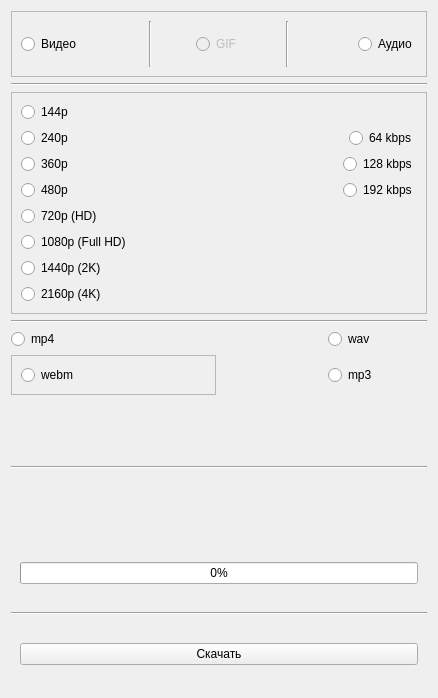
First picture: the form in formats.ui, repository xvideosman228/YoutubeVideoDownloader, before the edit.
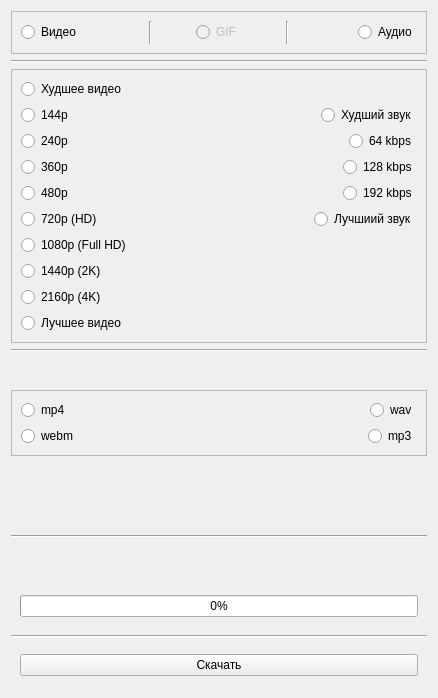
Second picture: the form after the edit.

Commit message: Добавлен формат Лучшее/худшее аудио/видео

```diff
--- a/formats.ui
+++ b/formats.ui
@@ -14,33 +14,13 @@
    <string>Форматы</string>
   </property>
   <layout class="QGridLayout" name="gridLayout">
-   <item row="6" column="0" rowspan="2" colspan="4">
+   <item row="7" column="0" rowspan="2" colspan="4">
     <widget class="Line" name="line">
      <property name="orientation">
       <enum>Qt::Orientation::Horizontal</enum>
      </property>
     </widget>
    </item>
-   <item row="5" column="3">
-    <widget class="QRadioButton" name="radioMP3">
-     <property name="text">
-      <string>mp3</string>
-     </property>
-    </widget>
-   </item>
-   <item row="12" column="0" colspan="4">
-    <widget class="QWidget" name="widget_4" native="true">
-     <layout class="QGridLayout" name="gridLayout_3">
-      <item row="0" column="0">
-       <widget class="QPushButton" name="downloadButton">
-        <property name="text">
-         <string>Скачать</string>
-        </property>
-       </widget>
-      </item>
-     </layout>
-    </widget>
-   </item>
    <item row="0" column="0" colspan="4">
     <widget class="QFrame" name="typeFrame">
      <property name="frameShape">
@@ -109,39 +89,19 @@
      </layout>
     </widget>
    </item>
-   <item row="5" column="0" colspan="2">
-    <widget class="QFrame" name="formatFrame">
-     <property name="frameShape">
-      <enum>QFrame::Shape::StyledPanel</enum>
-     </property>
-     <property name="frameShadow">
-      <enum>QFrame::Shadow::Raised</enum>
-     </property>
-     <layout class="QGridLayout" name="gridLayout">
-      <item row="0" column="0">
-       <widget class="QRadioButton" name="radioWEBM">
-        <property name="text">
-         <string>webm</string>
+   <item row="10" column="0" colspan="4">
+    <widget class="QWidget" name="widget" native="true">
+     <layout class="QGridLayout" name="gridLayout_2">
+      <item row="0" column="0" alignment="Qt::AlignmentFlag::AlignTop">
+       <widget class="QProgressBar" name="progressBar">
+        <property name="value">
+         <number>0</number>
         </property>
        </widget>
       </item>
      </layout>
     </widget>
    </item>
-   <item row="3" column="0" colspan="4">
-    <widget class="Line" name="line_3">
-     <property name="orientation">
-      <enum>Qt::Orientation::Horizontal</enum>
-     </property>
-    </widget>
-   </item>
-   <item row="4" column="0">
-    <widget class="QRadioButton" name="radioMP4">
-     <property name="text">
-      <string>mp4</string>
-     </property>
-    </widget>
-   </item>
    <item row="2" column="0" colspan="4">
     <widget class="QFrame" name="qualityFrame">
      <property name="frameShape">
@@ -151,93 +111,141 @@
       <enum>QFrame::Shadow::Raised</enum>
      </property>
      <layout class="QGridLayout" name="gridLayout_4">
-      <item row="14" column="0">
-       <widget class="QRadioButton" name="radio1440">
+      <item row="12" column="0">
+       <widget class="QRadioButton" name="radio480">
         <property name="text">
-         <string>1440p (2K)</string>
+         <string>480p</string>
+        </property>
+       </widget>
+      </item>
+      <item row="11" column="1" alignment="Qt::AlignmentFlag::AlignRight">
+       <widget class="QRadioButton" name="audioRadio128">
+        <property name="text">
+         <string>128 kbps</string>
+        </property>
+       </widget>
+      </item>
+      <item row="2" column="1" alignment="Qt::AlignmentFlag::AlignRight">
+       <widget class="QRadioButton" name="worstAudio">
+        <property name="text">
+         <string>Худший звук</string>
+        </property>
+       </widget>
+      </item>
+      <item row="3" column="1" alignment="Qt::AlignmentFlag::AlignRight">
+       <widget class="QRadioButton" name="audioRadio64">
+        <property name="text">
+         <string>64 kbps</string>
+        </property>
+       </widget>
+      </item>
+      <item row="19" column="0">
+       <widget class="QRadioButton" name="bestVideo">
+        <property name="text">
+         <string>Лучшее видео</string>
         </property>
        </widget>
       </item>
       <item row="11" column="0">
-       <widget class="QRadioButton" name="radio720">
-        <property name="text">
-         <string>720p (HD)</string>
-        </property>
-       </widget>
-      </item>
-      <item row="9" column="0">
        <widget class="QRadioButton" name="radio360">
         <property name="text">
          <string>360p</string>
         </property>
        </widget>
       </item>
-      <item row="10" column="0">
-       <widget class="QRadioButton" name="radio480">
+      <item row="17" column="0">
+       <widget class="QRadioButton" name="radio1440">
         <property name="text">
-         <string>480p</string>
+         <string>1440p (2K)</string>
+        </property>
+       </widget>
+      </item>
+      <item row="16" column="0">
+       <widget class="QRadioButton" name="radio1080">
+        <property name="text">
+         <string>1080p (Full HD)</string>
         </property>
        </widget>
       </item>
       <item row="0" column="0">
-       <widget class="QRadioButton" name="radio144">
+       <widget class="QRadioButton" name="worstVideo">
         <property name="text">
-         <string>144p</string>
+         <string>Худшее видео</string>
         </property>
        </widget>
       </item>
-      <item row="10" column="1" alignment="Qt::AlignmentFlag::AlignRight">
+      <item row="12" column="1" alignment="Qt::AlignmentFlag::AlignRight">
        <widget class="QRadioButton" name="audioRadio192">
         <property name="text">
          <string>192 kbps</string>
         </property>
        </widget>
       </item>
-      <item row="1" column="0">
-       <widget class="QRadioButton" name="radio240">
-        <property name="text">
-         <string>240p</string>
-        </property>
-       </widget>
-      </item>
-      <item row="15" column="0">
+      <item row="18" column="0">
        <widget class="QRadioButton" name="radio2160">
         <property name="text">
          <string>2160p (4K)</string>
         </property>
        </widget>
       </item>
+      <item row="3" column="0">
+       <widget class="QRadioButton" name="radio240">
+        <property name="text">
+         <string>240p</string>
+        </property>
+       </widget>
+      </item>
+      <item row="13" column="1" alignment="Qt::AlignmentFlag::AlignRight">
+       <widget class="QRadioButton" name="bestAudio">
+        <property name="text">
+         <string>Лучшиий звук</string>
+        </property>
+       </widget>
+      </item>
       <item row="13" column="0">
-       <widget class="QRadioButton" name="radio1080">
+       <widget class="QRadioButton" name="radio720">
         <property name="text">
-         <string>1080p (Full HD)</string>
+         <string>720p (HD)</string>
         </property>
        </widget>
       </item>
-      <item row="9" column="1" alignment="Qt::AlignmentFlag::AlignRight">
-       <widget class="QRadioButton" name="audioRadio128">
+      <item row="2" column="0">
+       <widget class="QRadioButton" name="radio144">
         <property name="text">
-         <string>128 kbps</string>
-        </property>
-       </widget>
-      </item>
-      <item row="1" column="1" alignment="Qt::AlignmentFlag::AlignRight">
-       <widget class="QRadioButton" name="audioRadio64">
-        <property name="text">
-         <string>64 kbps</string>
+         <string>144p</string>
         </property>
        </widget>
       </item>
      </layout>
     </widget>
    </item>
-   <item row="11" column="0" colspan="4">
+   <item row="13" column="0" colspan="4">
     <widget class="Line" name="line">
      <property name="orientation">
       <enum>Qt::Orientation::Horizontal</enum>
      </property>
     </widget>
    </item>
+   <item row="3" column="0" colspan="4">
+    <widget class="Line" name="line_3">
+     <property name="orientation">
+      <enum>Qt::Orientation::Horizontal</enum>
+     </property>
+    </widget>
+   </item>
+   <item row="14" column="0" colspan="4">
+    <widget class="QWidget" name="widget_4" native="true">
+     <layout class="QGridLayout" name="gridLayout_3">
+      <item row="0" column="0">
+       <widget class="QPushButton" name="downloadButton">
+        <property name="text">
+         <string>Скачать</string>
+        </property>
+       </widget>
+      </item>
+     </layout>
+    </widget>
+   </item>
    <item row="1" column="0" colspan="4">
     <widget class="Line" name="line_4">
      <property name="orientation">
@@ -245,20 +253,40 @@
      </property>
     </widget>
    </item>
-   <item row="4" column="3">
-    <widget class="QRadioButton" name="radioWAV">
-     <property name="text">
-      <string>wav</string>
+   <item row="4" column="0" rowspan="3" colspan="4" alignment="Qt::AlignmentFlag::AlignVCenter">
+    <widget class="QFrame" name="frame">
+     <property name="frameShape">
+      <enum>QFrame::Shape::StyledPanel</enum>
      </property>
-    </widget>
-   </item>
-   <item row="8" column="0" colspan="4">
-    <widget class="QWidget" name="widget" native="true">
-     <layout class="QGridLayout" name="gridLayout_2">
+     <property name="frameShadow">
+      <enum>QFrame::Shadow::Raised</enum>
+     </property>
+     <layout class="QGridLayout" name="gridLayout_5">
+      <item row="0" column="1" alignment="Qt::AlignmentFlag::AlignRight">
+       <widget class="QRadioButton" name="radioWAV">
+        <property name="text">
+         <string>wav</string>
+        </property>
+       </widget>
+      </item>
       <item row="0" column="0">
-       <widget class="QProgressBar" name="progressBar">
-        <property name="value">
-         <number>0</number>
+       <widget class="QRadioButton" name="radioMP4">
+        <property name="text">
+         <string>mp4</string>
+        </property>
+       </widget>
+      </item>
+      <item row="3" column="0">
+       <widget class="QRadioButton" name="radioWEBM">
+        <property name="text">
+         <string>webm</string>
+        </property>
+       </widget>
+      </item>
+      <item row="3" column="1" alignment="Qt::AlignmentFlag::AlignRight">
+       <widget class="QRadioButton" name="radioMP3">
+        <property name="text">
+         <string>mp3</string>
         </property>
        </widget>
       </item>
```
The commit also changes 38 other files.
